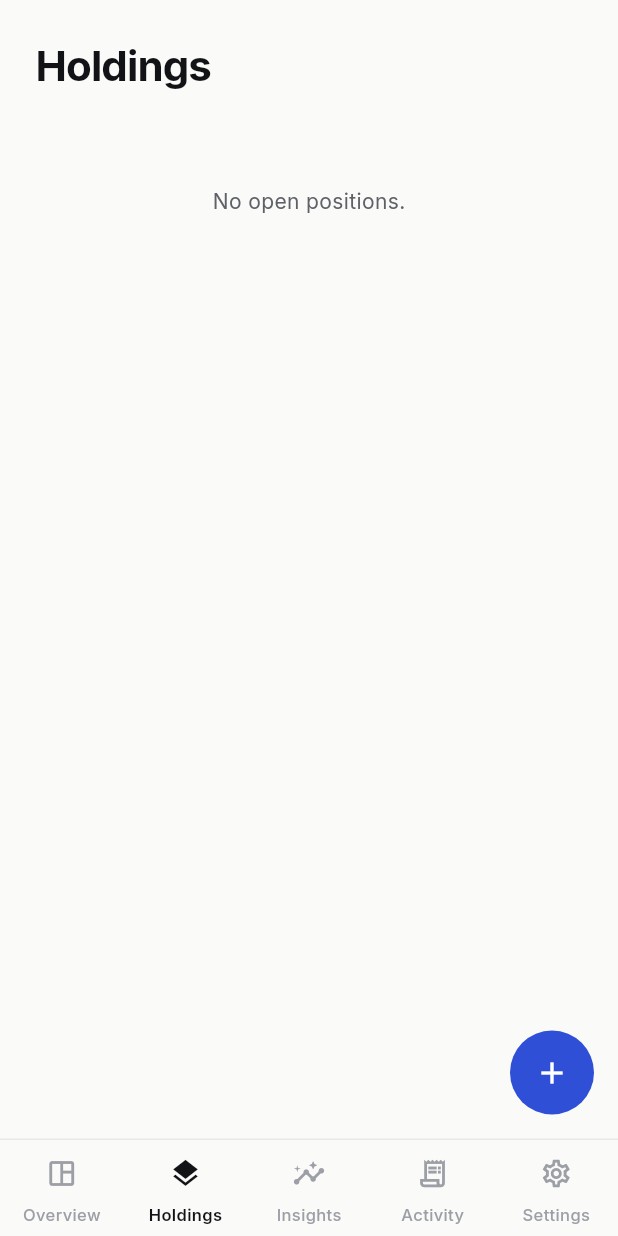
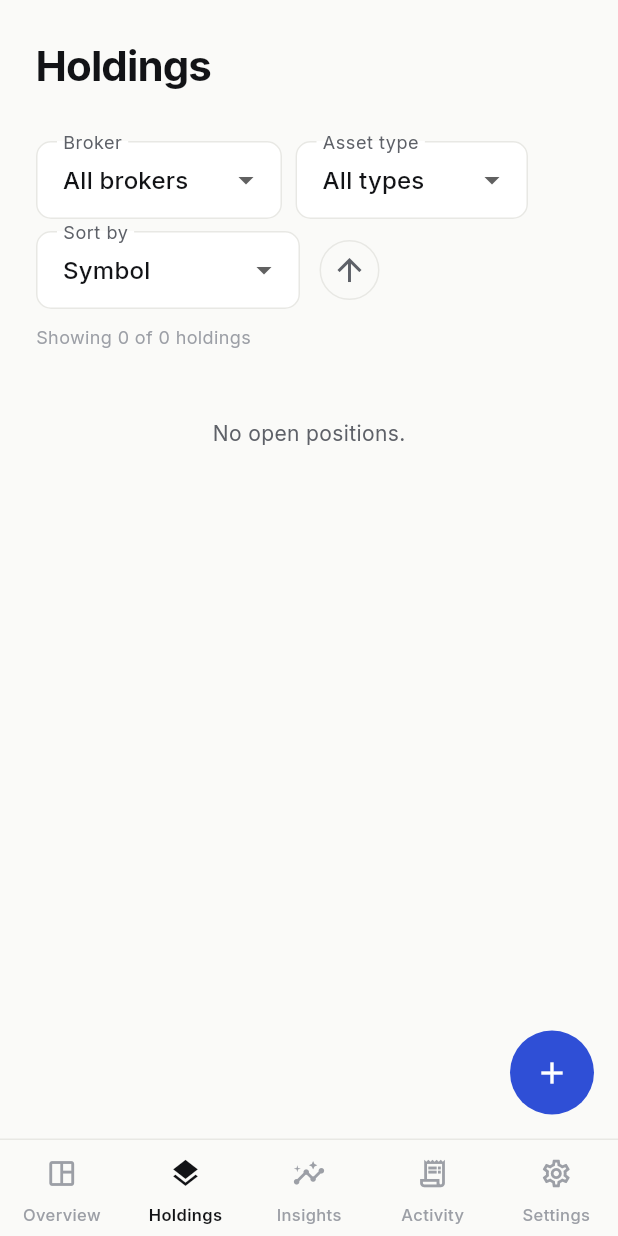
Before and after one commit to wynnteo/huatlui, a Flutter app: the screen it shows after launch, item 2 of the bottom bar chosen, on a phone screen of 412 x 824 dp. Run offline on Flutter 3.47's test engine with Material 3 defaults, Android fonts, the phone set to English and light mode, and no system bars; our stand-ins replace file_picker, google_fonts, hive_flutter, local_auth, package_info_plus, shared_preferences; accounts and stored records are empty; network calls fail.

Commit message:
Add broker and asset-type filters plus sort direction and metrics on Holdings

```diff
--- a/lib/screens/holdings_screen.dart
+++ b/lib/screens/holdings_screen.dart
@@ -3,6 +3,7 @@ import '../app_scope.dart';
 import '../l10n/app_localizations.dart';
 import '../models/enums.dart';
 import '../services/portfolio_service.dart';
+import '../services/holdings_view.dart';
 import '../services/price_alerts.dart';
 import '../theme/app_colors.dart';
 import '../theme/app_theme.dart';
@@ -12,8 +13,18 @@ import 'holding_detail_screen.dart';
 import 'investment_review_editor.dart';
 
 /// Per-item screen, so every amount here is in the holding's OWN currency.
-class HoldingsScreen extends StatelessWidget {
+class HoldingsScreen extends StatefulWidget {
   const HoldingsScreen({super.key});
+
+  @override
+  State<HoldingsScreen> createState() => _HoldingsScreenState();
+}
+
+class _HoldingsScreenState extends State<HoldingsScreen> {
+  String? _selectedAccountId;
+  AssetClass? _selectedAssetClass;
+  HoldingSort _sort = HoldingSort.symbol;
+  bool _descending = false;
 
   /// A holding whose price was never fetched (or is a week old) is flagged,
   /// because its gain/loss is only as good as that price.
@@ -40,6 +51,19 @@ class HoldingsScreen extends StatelessWidget {
               .where((p) => p.isOpen)
               .toList();
 
+          // Keep the alert/review banners independent of the current list filters.
+          // Account and asset selections are temporary UI state only.
+          final accountIds = repo.accounts.map((a) => a.id).toSet();
+          final selectedAccountId = accountIds.contains(_selectedAccountId)
+              ? _selectedAccountId : null;
+          final visible = filterAndSortHoldings(
+            positions: open,
+            accountId: selectedAccountId,
+            assetClass: _selectedAssetClass,
+            sort: _sort,
+            descending: _descending,
+          );
+          final zh = Localizations.localeOf(context).languageCode == 'zh';
           return RefreshIndicator(
             onRefresh: () => prices.refreshAll(),
             child: ListView(
@@ -128,25 +152,113 @@ class HoldingsScreen extends StatelessWidget {
                 );
               }),
 
+              // Filters apply to the holdings list only; alert banners above
+              // always show all affected holdings.
+              const SizedBox(height: 10),
+              Wrap(
+                spacing: 9,
+                runSpacing: 8,
+                crossAxisAlignment: WrapCrossAlignment.center,
+                children: [
+                  SizedBox(
+                    width: 164,
+                    child: DropdownButtonFormField<String>(
+                      isExpanded: true,
+                      value: selectedAccountId ?? '_all',
+                      decoration: InputDecoration(
+                        labelText: zh ? '券商' : 'Broker',
+                        border: const OutlineInputBorder(),
+                        isDense: true,
+                      ),
+                      items: [
+                        DropdownMenuItem(value: '_all', child: Text(zh ? '所有券商' : 'All brokers')),
+                        for (final a in repo.accounts)
+                          DropdownMenuItem(value: a.id,
+                            child: Text(a.name, overflow: TextOverflow.ellipsis)),
+                      ],
+                      onChanged: (v) => setState(() => _selectedAccountId = v == '_all' ? null : v),
+                    ),
+                  ),
+                  SizedBox(
+                    width: 155,
+                    child: DropdownButtonFormField<AssetClass?>(
+                      isExpanded: true,
+                      value: _selectedAssetClass,
+                      decoration: InputDecoration(
+                        labelText: zh ? '资产类别' : 'Asset type',
+                        border: const OutlineInputBorder(),
+                        isDense: true,
+                      ),
+                      items: [
+                        DropdownMenuItem<AssetClass?>(value: null, child: Text(zh ? '所有类别' : 'All types')),
+                        for (final a in AssetClass.values)
+                          DropdownMenuItem<AssetClass?>(
+                            value: a,
+                            child: Text(assetClassLabel(t, a), overflow: TextOverflow.ellipsis)),
+                      ],
+                      onChanged: (v) => setState(() => _selectedAssetClass = v),
+                    ),
+                  ),
+                  SizedBox(
+                    width: 176,
+                    child: DropdownButtonFormField<HoldingSort>(
+                      isExpanded: true,
+                      value: _sort,
+                      decoration: InputDecoration(
+                        labelText: zh ? '排序' : 'Sort by',
+                        border: const OutlineInputBorder(),
+                        isDense: true,
+                      ),
+                      items: [
+                        DropdownMenuItem(value: HoldingSort.symbol, child: Text(zh ? '代码' : 'Symbol')),
+                        DropdownMenuItem(value: HoldingSort.marketValue, child: Text(zh ? '市值' : 'Market value')),
+                        DropdownMenuItem(value: HoldingSort.profitLoss, child: Text(zh ? '浮动盈亏' : 'Unrealized P/L')),
+                        DropdownMenuItem(value: HoldingSort.profitLossPct, child: Text(zh ? '盈亏百分比' : 'P/L %')),
+                      ],
+                      onChanged: (v) { if (v != null) setState(() => _sort = v); },
+                    ),
+                  ),
+                  IconButton.outlined(
+                    tooltip: _descending ? (zh ? '降序' : 'Descending') : (zh ? '升序' : 'Ascending'),
+                    onPressed: () => setState(() => _descending = !_descending),
+                    icon: Icon(_descending ? Icons.arrow_downward : Icons.arrow_upward),
+                  ),
+                  if (_selectedAccountId != null || _selectedAssetClass != null || _sort != HoldingSort.symbol || _descending)
+                    TextButton(
+                      onPressed: () => setState(() {
+                        _selectedAccountId = null;
+                        _selectedAssetClass = null;
+                        _sort = HoldingSort.symbol;
+                        _descending = false;
+                      }),
+                      child: Text(zh ? '重置' : 'Reset'),
+                    ),
+                ],
+              ),
+              const SizedBox(height: 10),
+              Text(zh ? '显示 ${visible.length} / ${open.length} 项持仓' :
+                'Showing ${visible.length} of ${open.length} holdings',
+                style: TextStyle(fontSize: 12, color: c.textTertiary)),
+              const SizedBox(height: 6),
               if (open.isNotEmpty)
                 Padding(
                   padding: const EdgeInsets.only(bottom: 4),
                   child: Text(t.holdingsTapHint, style: TextStyle(fontSize: 12, color: c.textTertiary)),
                 ),
-              if (open.isEmpty)
+              if (visible.isEmpty)
                 Padding(
                   padding: const EdgeInsets.only(top: 40),
-                  child: Center(child: Text(t.holdingsEmpty, style: TextStyle(color: c.textSecondary))),
+                  child: Center(child: Text(open.isEmpty ? t.holdingsEmpty : (zh ? '没有符合筛选条件的持仓' : 'No holdings match these filters'), style: TextStyle(color: c.textSecondary))),
                 ),
               for (final account in repo.accounts) ...[
-                if (open.any((p) => p.accountId == account.id)) ...[
+                if (visible.any((p) => p.accountId == account.id)) ...[
                   Padding(
                     padding: const EdgeInsets.only(top: 12, bottom: 4),
                     child: Text(account.name.toUpperCase(),
                         style: TextStyle(fontSize: 11, fontWeight: FontWeight.w700, letterSpacing: 0.8, color: c.textTertiary)),
                   ),
                   const HairlineDivider(),
-                  for (final p in open.where((p) => p.accountId == account.id)) ...[
+                  for (final p in visible.where((p) => p.accountId == account.id)) ...[
                     _HoldingRow(
                       position: p,
                       priceNote: _priceNote(t, p),
```
